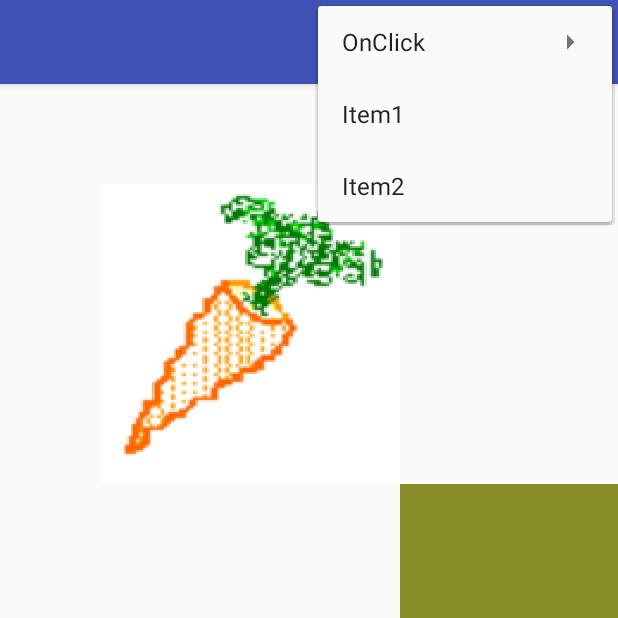
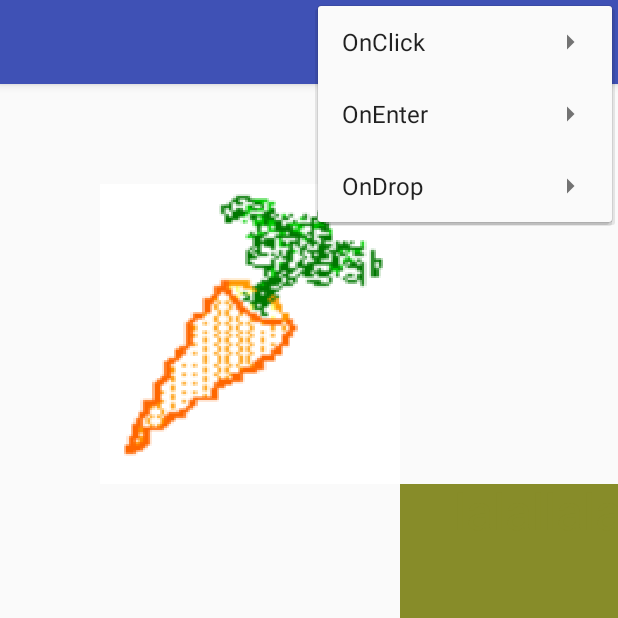
Before and after one commit to yzhang314/CS108_Android_Game_Bunny_World, an Android app: the EditorActivity screen opened directly, with no data from a screen before it, with the options menu open, on a phone screen of 412 x 824 dp, the top half of it. Run offline under Robolectric (Android 15) with nearby library versions, the light colour scheme and no system bars.

Commit message:
added an inventory and changed the menu

```diff
--- a/app/src/main/res/menu/menu.xml
+++ b/app/src/main/res/menu/menu.xml
@@ -1,6 +1,6 @@
 <?xml version="1.0" encoding="utf-8"?>
     <menu xmlns:android="http://schemas.android.com/apk/res/android">
-        <item android:id="@+id/example"
+        <item android:id="@+id/OnClick"
             android:title="OnClick">
                 <menu>
                     <item android:title="GoTo" />
@@ -8,6 +8,20 @@
                     <item android:title="Show" />
                 </menu>/>
         </item>
-        <item android:title="Item1" />
-        <item android:title="Item2" />
+    <item android:id="@+id/OnEnter"
+        android:title="OnEnter">
+        <menu>
+            <item android:title="GoTo" />
+            <item android:title="PlaySound" />
+            <item android:title="Show" />
+        </menu>/>
+    </item>
+    <item android:id="@+id/OnDrop"
+        android:title="OnDrop">
+        <menu>
+            <item android:title="GoTo" />
+            <item android:title="PlaySound" />
+            <item android:title="Show" />
+        </menu>/>
+    </item>
     </menu>
```
